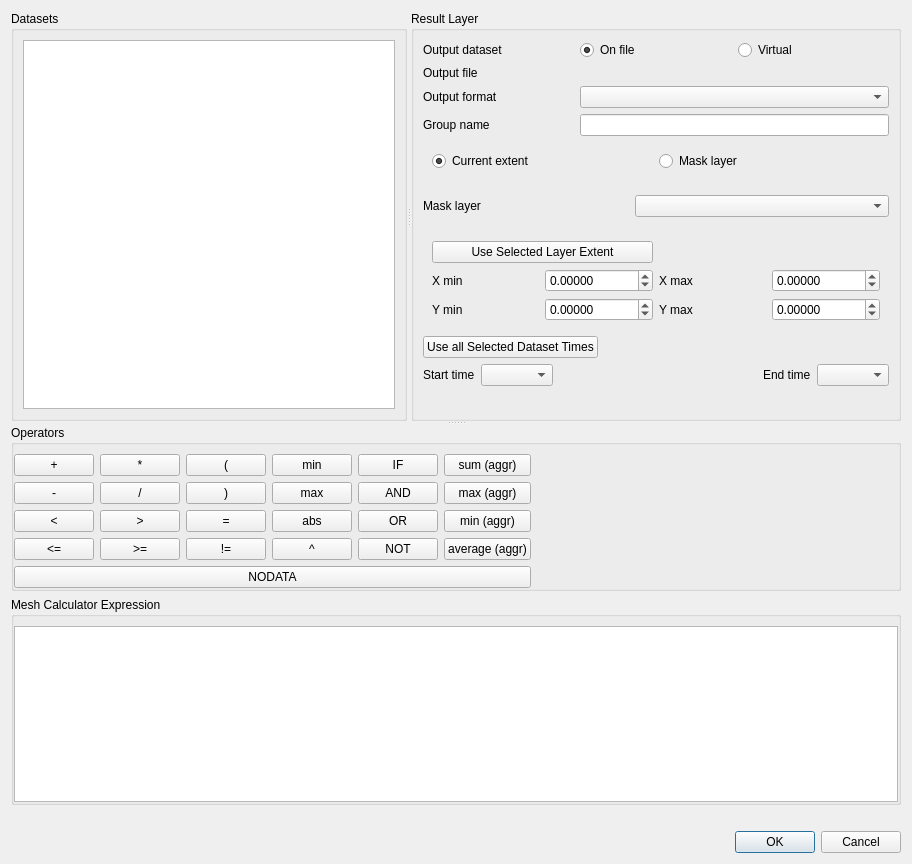
Old version of the form src/ui/mesh/qgsmeshcalculatordialogbase.ui in the repository qgis/QGIS.
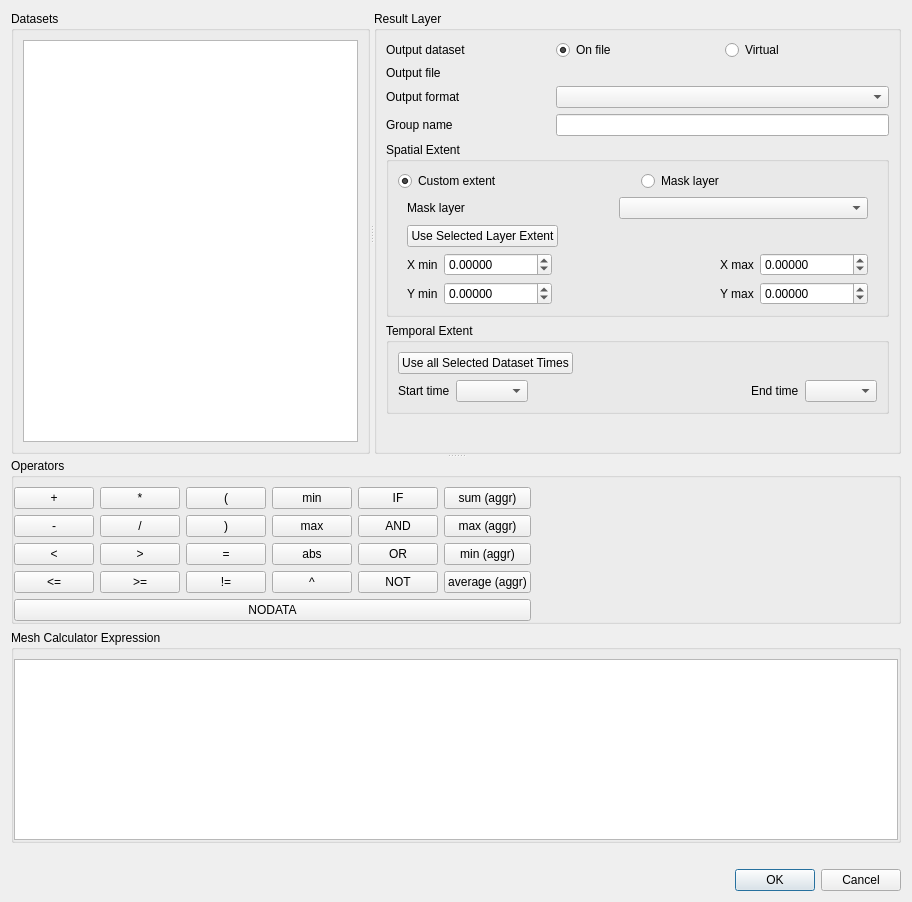
New version of the form. Custom widgets are drawn as their Qt base class.

Commit message:
Organize widgets inside separate spatial and temporal extent groups
Also add tooltip to the mask layer option

Patch:
```diff
--- a/src/ui/mesh/qgsmeshcalculatordialogbase.ui
+++ b/src/ui/mesh/qgsmeshcalculatordialogbase.ui
@@ -7,7 +7,7 @@
     <x>0</x>
     <y>0</y>
     <width>912</width>
-    <height>864</height>
+    <height>902</height>
    </rect>
   </property>
   <property name="windowTitle">
@@ -97,12 +97,30 @@
          </layout>
         </item>
         <item>
+         <widget class="QGroupBox" name="groupBox_3">
+          <property name="title">
+           <string>Spatial Extent</string>
+          </property>
+          <layout class="QVBoxLayout" name="verticalLayout_5">
+           <item>
          <widget class="QWidget" name="horizontalWidget" native="true">
           <layout class="QHBoxLayout" name="horizontalLayout_5">
+              <property name="leftMargin">
+               <number>0</number>
+              </property>
+              <property name="topMargin">
+               <number>0</number>
+              </property>
+              <property name="rightMargin">
+               <number>0</number>
+              </property>
+              <property name="bottomMargin">
+               <number>0</number>
+              </property>
            <item>
             <widget class="QRadioButton" name="useExtentCb">
              <property name="text">
-              <string>Current extent</string>
+                 <string>Custom extent</string>
              </property>
              <property name="checked">
               <bool>true</bool>
@@ -128,13 +146,10 @@
         <item>
          <widget class="QWidget" name="maskBox" native="true">
           <layout class="QHBoxLayout" name="maskBoxLayout" stretch="0,0">
-           <property name="spacing">
-            <number>6</number>
-           </property>
-           <property name="leftMargin">
+              <property name="topMargin">
             <number>0</number>
            </property>
-           <property name="rightMargin">
+              <property name="bottomMargin">
             <number>0</number>
            </property>
            <item>
@@ -175,14 +190,13 @@
            </sizepolicy>
           </property>
           <layout class="QGridLayout" name="gridLayout_3">
-           <item row="1" column="0">
-            <widget class="QLabel" name="mXMinLabel">
-             <property name="text">
-              <string>X min</string>
-             </property>
-            </widget>
-           </item>
-           <item row="1" column="3">
+              <property name="topMargin">
+               <number>0</number>
+              </property>
+              <property name="bottomMargin">
+               <number>0</number>
+              </property>
+              <item row="2" column="4">
             <widget class="QgsDoubleSpinBox" name="mXMaxSpinBox">
              <property name="decimals">
               <number>5</number>
@@ -195,21 +209,41 @@
              </property>
             </widget>
            </item>
-           <item row="1" column="2">
+              <item row="3" column="0">
+               <widget class="QLabel" name="mYMinLabel">
+                <property name="text">
+                 <string>Y min</string>
+                </property>
+               </widget>
+              </item>
+              <item row="2" column="3">
             <widget class="QLabel" name="mXMaxLabel">
              <property name="text">
               <string>X max</string>
              </property>
             </widget>
            </item>
-           <item row="2" column="2">
+              <item row="3" column="1">
+               <widget class="QgsDoubleSpinBox" name="mYMinSpinBox">
+                <property name="decimals">
+                 <number>5</number>
+                </property>
+                <property name="minimum">
+                 <double>-999999999.000000000000000</double>
+                </property>
+                <property name="maximum">
+                 <double>999999999.000000000000000</double>
+                </property>
+               </widget>
+              </item>
+              <item row="3" column="3">
             <widget class="QLabel" name="mYMaxLabel">
              <property name="text">
               <string>Y max</string>
              </property>
             </widget>
            </item>
-           <item row="1" column="1">
+              <item row="2" column="1">
             <widget class="QgsDoubleSpinBox" name="mXMinSpinBox">
              <property name="decimals">
               <number>5</number>
@@ -222,7 +256,7 @@
              </property>
             </widget>
            </item>
-           <item row="2" column="3">
+              <item row="3" column="4">
             <widget class="QgsDoubleSpinBox" name="mYMaxSpinBox">
              <property name="decimals">
               <number>5</number>
@@ -236,46 +270,38 @@
             </widget>
            </item>
            <item row="2" column="0">
-            <widget class="QLabel" name="mYMinLabel">
+               <widget class="QLabel" name="mXMinLabel">
              <property name="text">
-              <string>Y min</string>
+                 <string>X min</string>
              </property>
             </widget>
            </item>
-           <item row="2" column="1">
-            <widget class="QgsDoubleSpinBox" name="mYMinSpinBox">
-             <property name="decimals">
-              <number>5</number>
-             </property>
-             <property name="minimum">
-              <double>-999999999.000000000000000</double>
-             </property>
-             <property name="maximum">
-              <double>999999999.000000000000000</double>
-             </property>
-            </widget>
-           </item>
-           <item row="0" column="0" colspan="2">
+              <item row="1" column="0" colspan="5">
+               <layout class="QHBoxLayout" name="horizontalLayout">
+                <item>
             <widget class="QPushButton" name="mCurrentLayerExtentButton">
              <property name="text">
               <string>Use Selected Layer Extent</string>
              </property>
             </widget>
            </item>
-          </layout>
-         </widget>
-        </item>
         <item>
-         <layout class="QHBoxLayout" name="horizontalLayout_2">
-          <item>
-           <widget class="QPushButton" name="mAllTimesButton">
-            <property name="text">
-             <string>Use all Selected Dataset Times</string>
-            </property>
-           </widget>
-          </item>
-          <item>
-           <spacer name="horizontalSpacer_2">
+                 <spacer name="horizontalSpacer_3">
+                  <property name="orientation">
+                   <enum>Qt::Horizontal</enum>
+                  </property>
+                  <property name="sizeHint" stdset="0">
+                   <size>
+                    <width>40</width>
+                    <height>20</height>
+                   </size>
+                  </property>
+                 </spacer>
+                </item>
+               </layout>
+              </item>
+              <item row="2" column="2">
+               <spacer name="horizontalSpacer_4">
             <property name="orientation">
              <enum>Qt::Horizontal</enum>
             </property>
@@ -288,43 +314,76 @@
            </spacer>
           </item>
          </layout>
-        </item>
+            </widget>
+           </item>
+          </layout>
+         </widget>
+        </item>
         <item>
-         <layout class="QGridLayout" name="gridLayout_4">
-          <item row="0" column="4">
-           <widget class="QComboBox" name="mEndTimeComboBox"/>
-          </item>
-          <item row="0" column="3">
+         <widget class="QGroupBox" name="groupBox_2">
+          <property name="title">
+           <string>Temporal Extent</string>
+          </property>
+          <layout class="QGridLayout" name="gridLayout_6">
+           <item row="1" column="2">
+            <spacer name="horizontalSpacer">
+             <property name="orientation">
+              <enum>Qt::Horizontal</enum>
+             </property>
+             <property name="sizeHint" stdset="0">
+              <size>
+               <width>10</width>
+               <height>20</height>
+              </size>
+             </property>
+            </spacer>
+           </item>
+           <item row="1" column="3">
            <widget class="QLabel" name="label_2">
             <property name="text">
              <string>End time</string>
             </property>
            </widget>
           </item>
-          <item row="0" column="0">
+           <item row="1" column="0">
            <widget class="QLabel" name="label">
             <property name="text">
              <string>Start time</string>
             </property>
            </widget>
           </item>
-          <item row="0" column="2">
-           <spacer name="horizontalSpacer">
-            <property name="orientation">
-             <enum>Qt::Horizontal</enum>
-            </property>
-            <property name="sizeHint" stdset="0">
-             <size>
-              <width>10</width>
-              <height>20</height>
-             </size>
-            </property>
-           </spacer>
-          </item>
-          <item row="0" column="1">
+           <item row="1" column="1">
            <widget class="QComboBox" name="mStartTimeComboBox"/>
           </item>
-         </layout>
+           <item row="1" column="4">
+            <widget class="QComboBox" name="mEndTimeComboBox"/>
+           </item>
+           <item row="0" column="0" colspan="5">
+            <layout class="QHBoxLayout" name="horizontalLayout_2">
+             <item>
+              <widget class="QPushButton" name="mAllTimesButton">
+               <property name="text">
+                <string>Use all Selected Dataset Times</string>
+               </property>
+              </widget>
+             </item>
+             <item>
+              <spacer name="horizontalSpacer_2">
+               <property name="orientation">
+                <enum>Qt::Horizontal</enum>
+               </property>
+               <property name="sizeHint" stdset="0">
+                <size>
+                 <width>40</width>
+                 <height>20</height>
+                </size>
+               </property>
+              </spacer>
+             </item>
+            </layout>
+           </item>
+          </layout>
+         </widget>
         </item>
         <item>
          <spacer name="verticalSpacer">
```
Left out of the diff: 6 changed lines with no effect on the pictures. Lines whose indentation alone changed are shown as unchanged.
